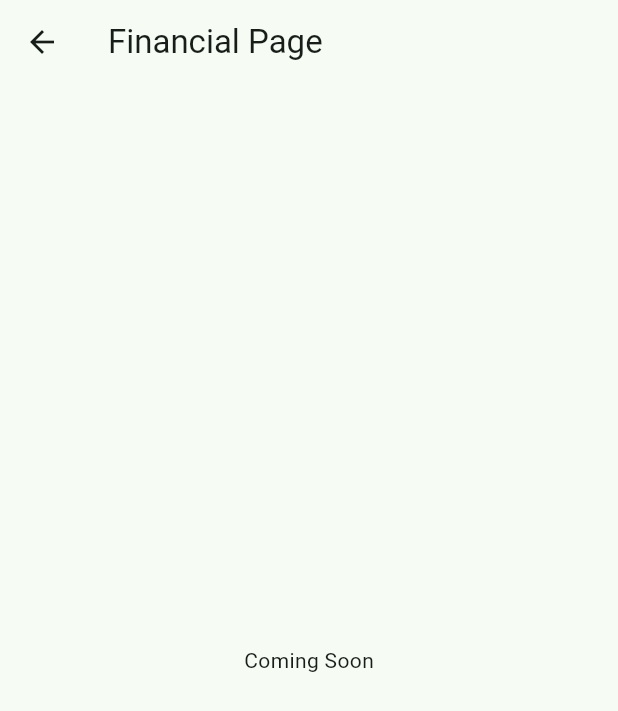
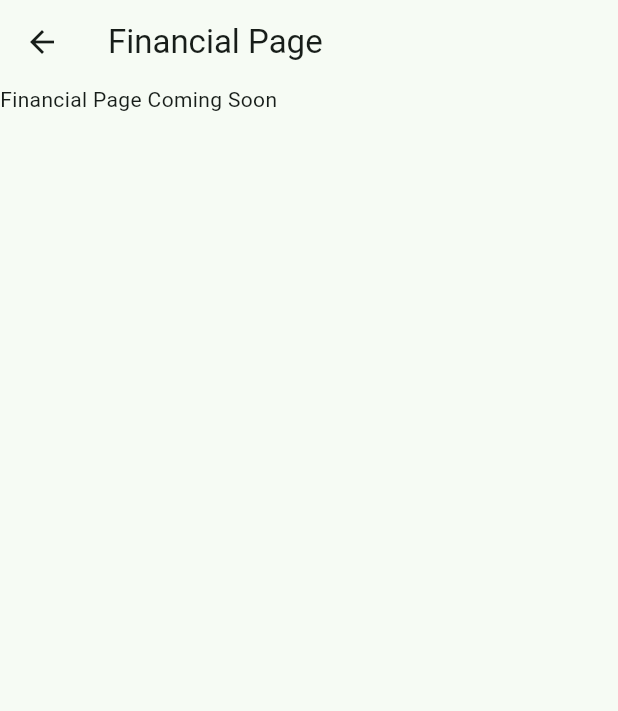
Before and after one commit to dimejune13/lifetracker, a Flutter app: the FinancialRoute screen opened directly, on a phone screen of 412 x 824 dp. Shown: the top 711 px of the screen. Run offline on Flutter 3.47's test engine with Material 3 defaults, Android fonts, the phone set to English and light mode, and no system bars; our stand-ins replace flutter_speed_dial.

Commit message:
Refactored route to use FinancialPage and extracted the widget to page.dart file

```diff
--- /dev/null
+++ b/lib/src/features/financial/presentation/page.dart
@@ -0,0 +1,22 @@
+import 'package:flutter/material.dart';
+
+class FinancialPage extends StatelessWidget {
+  const FinancialPage({super.key});
+
+  @override
+  Widget build(BuildContext context) {
+
+    return SafeArea(
+      child: Container(
+        width: MediaQuery.of(context).size.width,
+        height: MediaQuery.of(context).size.height,
+        child: Row(
+          crossAxisAlignment: CrossAxisAlignment.start,
+          children: [
+            Expanded(child: Text(("Financial Page Coming Soon"))),
+          ],
+        ),
+      ),
+    );
+  }
+}
--- a/lib/src/features/financial/presentation/route.dart
+++ b/lib/src/features/financial/presentation/route.dart
@@ -1,4 +1,6 @@
 import 'package:flutter/material.dart';
+
+import 'package:lifetracker/src/features/financial/presentation/page.dart';
 
 class FinancialRoute extends StatelessWidget {
   const FinancialRoute({super.key});
@@ -10,7 +12,7 @@ class FinancialRoute extends StatelessWidget {
         title: const Text('Financial Page'),
       ),
       body: Center(
-        child: Text(("Coming Soon"))
+        child: FinancialPage(),
       ),
     );
   }
```
